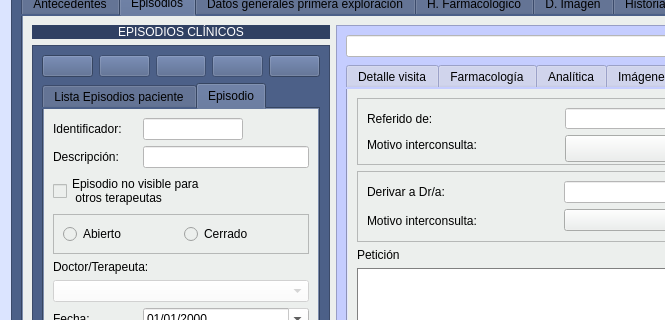
Old version of the form Zona_Pacientes/frmfichapaciente.ui in the repository arcnexus/RedFoX; both pictures show x 0 to 665 and y 105 to 425 of the 1325 by 737 pixel window.
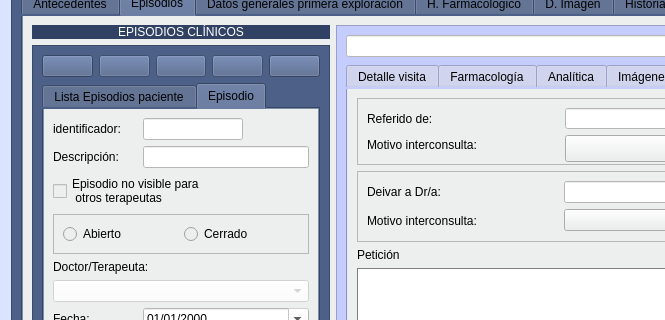
New version of the form. The open tabs and pages were chosen to show the change. Icons and pictures are not drawn.

The edit to the form file:
```diff
--- a/Zona_Pacientes/frmfichapaciente.ui
+++ b/Zona_Pacientes/frmfichapaciente.ui
@@ -2394,7 +2394,7 @@
                         <item row="1" column="0">
                          <widget class="QLabel" name="label_22">
                           <property name="text">
-                           <string>Derivar a Dr/a:</string>
+                           <string>Deivar a Dr/a:</string>
                           </property>
                          </widget>
                         </item>
@@ -3079,7 +3079,7 @@
                      <item row="0" column="0" colspan="2">
                       <widget class="QLabel" name="label_90">
                        <property name="text">
-                        <string>Identificador:</string>
+                        <string>identificador:</string>
                        </property>
                       </widget>
                      </item>
```
Left out of the diff: 56 changed lines with no effect on the pictures.
